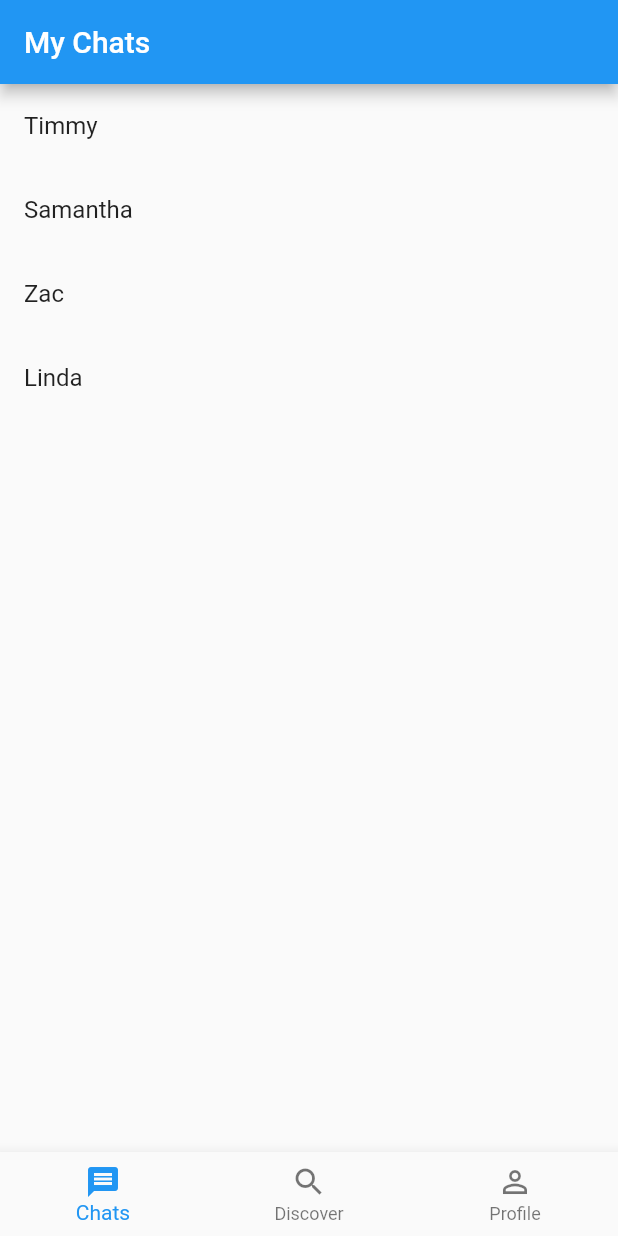
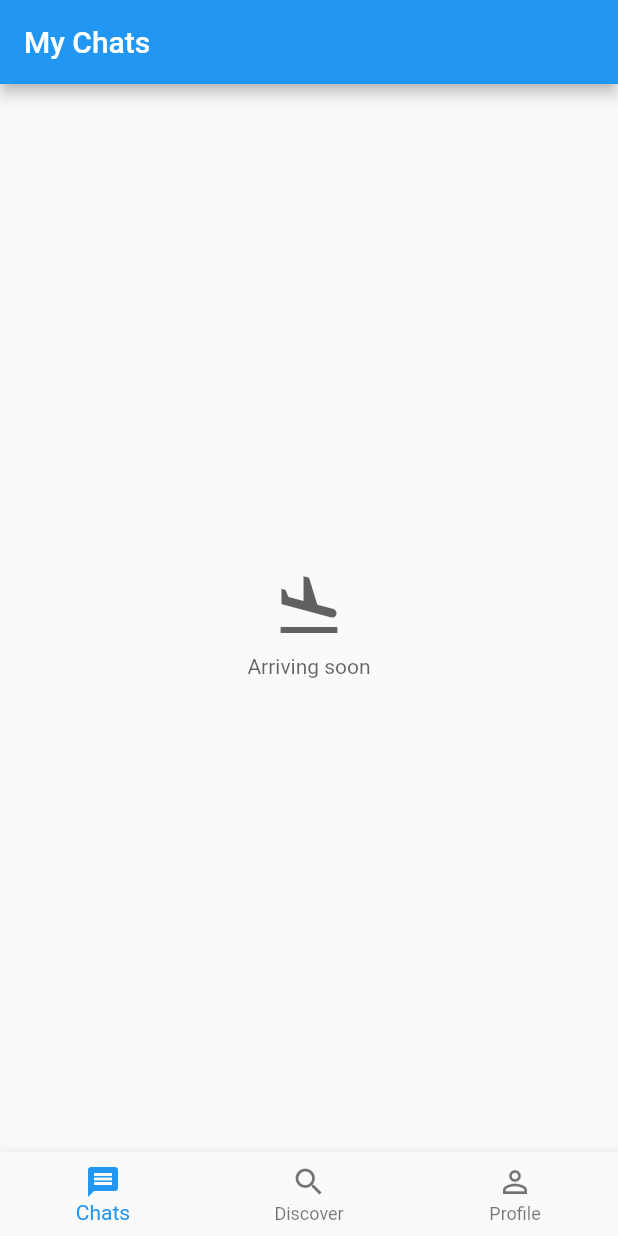
Before and after one commit to zwliew/Senor, a Flutter app: the screen it shows once a user with an empty profile is signed in, on a phone screen of 412 x 824 dp. Run offline on Flutter 3.47's test engine with Material 2 defaults, Android fonts, the phone set to English and light mode, and no system bars; our stand-ins replace cloud_firestore, firebase_analytics, firebase_auth, google_sign_in; missing offline and left inert: random_color; accounts and stored records are empty.

Commit message:
MyChatsPage: Display a WIP message and refactor to separate file

```diff
--- a/lib/home_page.dart
+++ b/lib/home_page.dart
@@ -1,4 +1,5 @@
 import 'package:flutter/material.dart';
+import 'package:senor/my_chats_page.dart';
 import './discover_page.dart';
 import './my_profile_page.dart';
 
@@ -36,7 +37,7 @@ class _HomePageState extends State<HomePage> {
         return MyProfilePage();
       case _chatsIdx:
       default:
-        return ChatsPage();
+        return MyChatsPage();
     }
   }
 
@@ -86,20 +87,3 @@ class _HomePageState extends State<HomePage> {
     );
   }
 }
-
-class ChatsPage extends StatelessWidget {
-  static const _peers = [
-    'Timmy',
-    'Samantha',
-    'Zac',
-    'Linda',
-  ];
-
-  @override
-  Widget build(BuildContext context) {
-    // TODO: Implement the ChatsPage
-    return ListView(
-      children: _peers.map((name) => ListTile(title: Text(name))).toList(),
-    );
-  }
-}
--- /dev/null
+++ b/lib/my_chats_page.dart
@@ -0,0 +1,26 @@
+import 'package:flutter/material.dart';
+
+class MyChatsPage extends StatelessWidget {
+  @override
+  Widget build(BuildContext context) {
+    // TODO: Implement the MyChatsPage
+    return Opacity(
+      opacity: 0.7,
+      child: Center(
+        child: Column(
+          mainAxisAlignment: MainAxisAlignment.center,
+          children: [
+            Padding(
+              padding: const EdgeInsets.all(8.0),
+              child: const Icon(
+                Icons.flight_land,
+                size: 48.0,
+              ),
+            ),
+            const Text('Arriving soon'),
+          ],
+        ),
+      ),
+    );
+  }
+}
```
